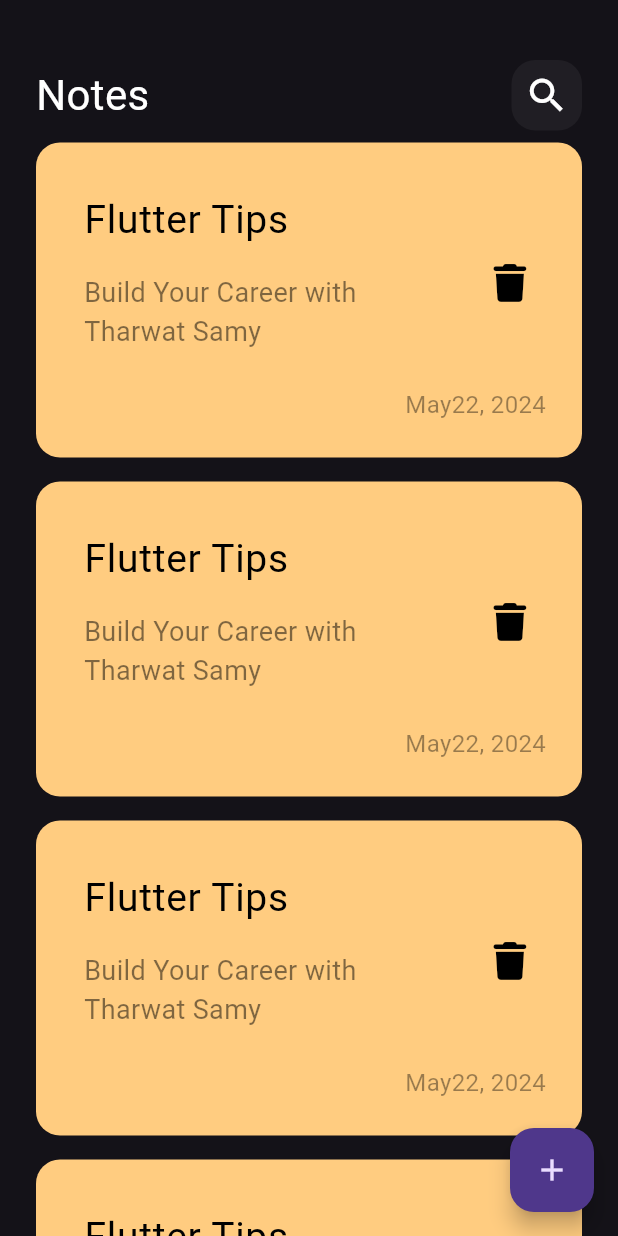
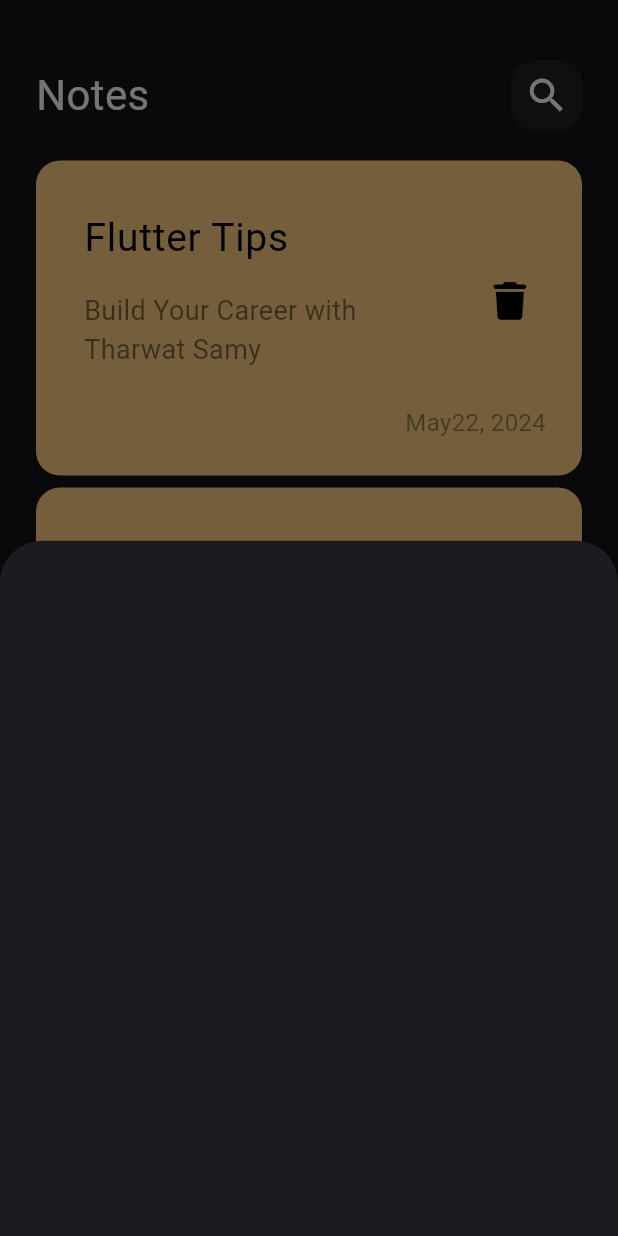
Before and after one commit to mohammedashraf16/Note_App, a Flutter app: the screen it shows after launch, after a tap on the "add" icon, on a phone screen of 412 x 824 dp. Run offline on Flutter 3.47's test engine with Material 3 defaults, Android fonts, the phone set to English and light mode, and no system bars; our stand-ins replace font_awesome_flutter; Roboto replaces fonts that are missing (assets/fonts/Poppins-Regular.ttf).

Commit message:
Show Model Bottom Sheet

```diff
--- a/lib/view/notes_view.dart
+++ b/lib/view/notes_view.dart
@@ -1,4 +1,5 @@
 import 'package:flutter/material.dart';
+import 'package:notes_app/widgets/add_note_bottom_sheet.dart';
 import 'package:notes_app/widgets/note_view_body.dart';
 
 class NotesView extends StatelessWidget {
@@ -8,7 +9,11 @@ class NotesView extends StatelessWidget {
   Widget build(BuildContext context) {
     return Scaffold(
       floatingActionButton: FloatingActionButton(
-        onPressed: () {},
+        onPressed: () {
+          showModalBottomSheet(context: context, builder: (context) {
+            return const AddNoteBottomSheet();
+          },);
+        },
         child: const Icon(Icons.add),
       ),
       body: const NotesViewBody(),
--- /dev/null
+++ b/lib/widgets/add_note_bottom_sheet.dart
@@ -0,0 +1,10 @@
+import 'package:flutter/material.dart';
+
+class AddNoteBottomSheet extends StatelessWidget {
+  const AddNoteBottomSheet({super.key});
+
+  @override
+  Widget build(BuildContext context) {
+    return Container();
+  }
+}
--- a/lib/widgets/notes_list_view.dart
+++ b/lib/widgets/notes_list_view.dart
@@ -6,13 +6,18 @@ class NotesListView extends StatelessWidget {
 
   @override
   Widget build(BuildContext context) {
-    return ListView.builder(
-      itemCount: 10,
-      itemBuilder: (context, index) {
-        return const Padding(
-          padding: EdgeInsets.symmetric(vertical: 8.0),
-          child: NoteItem(),
-        );
-      },);
+    return Padding(
+      padding: const EdgeInsets.symmetric(vertical: 16.0),
+      child: ListView.builder(
+        physics: const BouncingScrollPhysics(),
+        padding: EdgeInsets.zero,
+        itemCount: 10,
+        itemBuilder: (context, index) {
+          return const Padding(
+            padding: EdgeInsets.symmetric(vertical: 4.0),
+            child: NoteItem(),
+          );
+        },),
+    );
   }
 }
```
